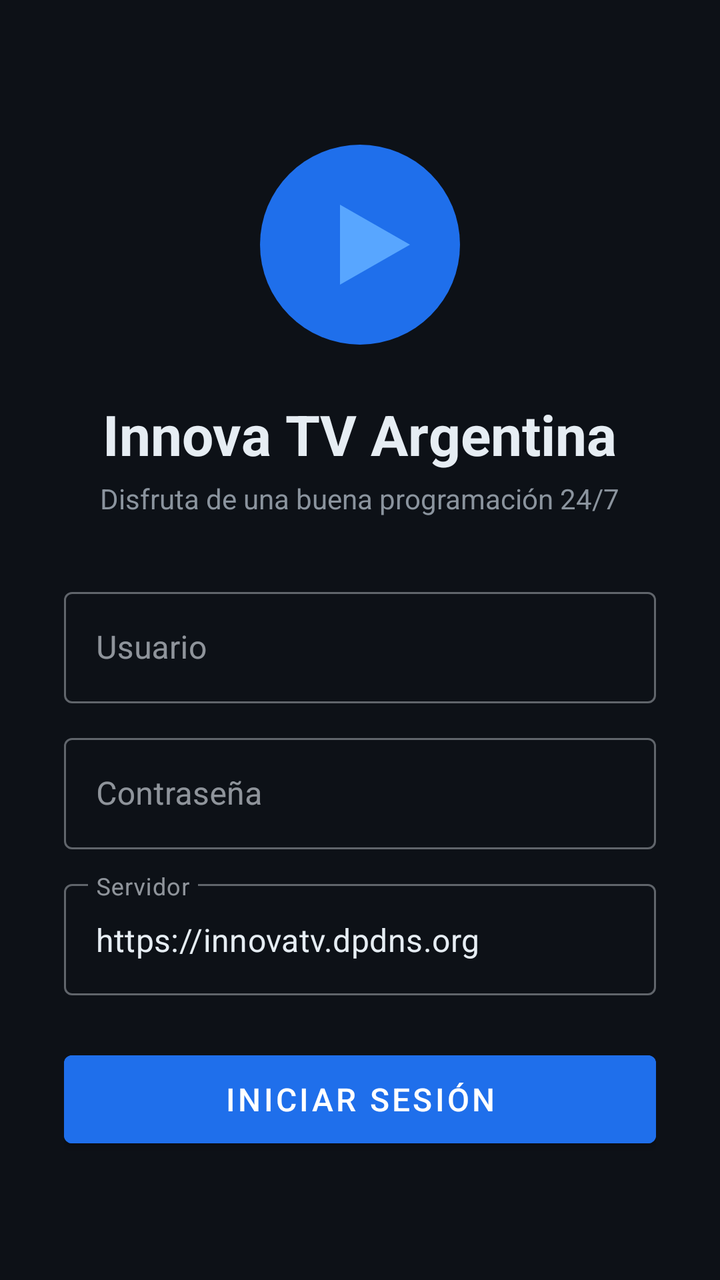
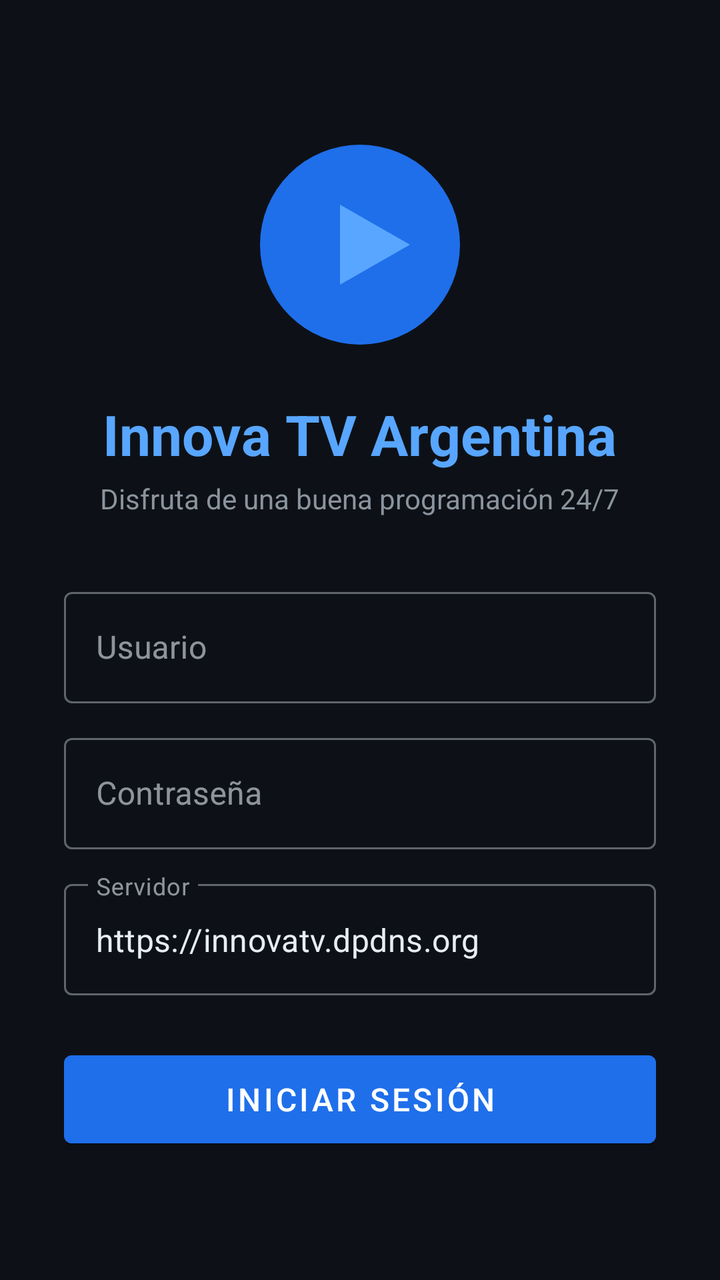

Compare the two renders of this Android layout. The source of the first and the diff that turns it into the second are given below.
<!-- AndroidManifest.xml: activity theme Theme.InnovaTV -->
<!-- res/layout/activity_login.xml -->
<?xml version="1.0" encoding="utf-8"?>
<ScrollView xmlns:android="http://schemas.android.com/apk/res/android"
    android:layout_width="match_parent"
    android:layout_height="match_parent"
    android:background="@color/background"
    android:fillViewport="true">

    <LinearLayout
        android:layout_width="match_parent"
        android:layout_height="wrap_content"
        android:orientation="vertical"
        android:gravity="center"
        android:padding="32dp">

        <ImageView
            android:layout_width="120dp"
            android:layout_height="120dp"
            android:layout_marginBottom="16dp"
            android:src="@drawable/ic_logo"
            android:contentDescription="@string/app_name" />

        <TextView
            android:layout_width="wrap_content"
            android:layout_height="wrap_content"
            android:text="@string/login_title"
            android:textColor="@color/text_primary"
            android:textSize="28sp"
            android:textStyle="bold"
            android:layout_marginBottom="4dp" />

        <TextView
            android:layout_width="wrap_content"
            android:layout_height="wrap_content"
            android:text="@string/login_subtitle"
            android:textColor="@color/text_secondary"
            android:textSize="14sp"
            android:layout_marginBottom="32dp"
            android:gravity="center" />

        <com.google.android.material.textfield.TextInputLayout
            android:layout_width="match_parent"
            android:layout_height="wrap_content"
            android:layout_marginBottom="12dp"
            android:hint="@string/login_usuario"
            style="@style/Widget.MaterialComponents.TextInputLayout.OutlinedBox">

            <com.google.android.material.textfield.TextInputEditText
                android:id="@+id/editUsuario"
                android:layout_width="match_parent"
                android:layout_height="wrap_content"
                android:inputType="text"
                android:textColor="@color/text_primary" />
        </com.google.android.material.textfield.TextInputLayout>

        <com.google.android.material.textfield.TextInputLayout
            android:layout_width="match_parent"
            android:layout_height="wrap_content"
            android:layout_marginBottom="12dp"
            android:hint="@string/login_password"
            style="@style/Widget.MaterialComponents.TextInputLayout.OutlinedBox">

            <com.google.android.material.textfield.TextInputEditText
                android:id="@+id/editPassword"
                android:layout_width="match_parent"
                android:layout_height="wrap_content"
                android:inputType="textPassword"
                android:textColor="@color/text_primary" />
        </com.google.android.material.textfield.TextInputLayout>

        <com.google.android.material.textfield.TextInputLayout
            android:layout_width="match_parent"
            android:layout_height="wrap_content"
            android:layout_marginBottom="24dp"
            android:hint="@string/login_servidor"
            style="@style/Widget.MaterialComponents.TextInputLayout.OutlinedBox">

            <com.google.android.material.textfield.TextInputEditText
                android:id="@+id/editServidor"
                android:layout_width="match_parent"
                android:layout_height="wrap_content"
                android:inputType="textUri"
                android:text="https://innovatv.dpdns.org"
                android:textColor="@color/text_primary" />
        </com.google.android.material.textfield.TextInputLayout>

        <TextView
            android:id="@+id/textError"
            android:layout_width="match_parent"
            android:layout_height="wrap_content"
            android:textColor="@color/error"
            android:textSize="13sp"
            android:gravity="center"
            android:layout_marginBottom="12dp"
            android:visibility="gone" />

        <com.google.android.material.button.MaterialButton
            android:id="@+id/btnLogin"
            android:layout_width="match_parent"
            android:layout_height="56dp"
            android:text="@string/login_boton"
            android:textSize="16sp"
            android:backgroundTint="@color/primary_dark" />

        <ProgressBar
            android:id="@+id/progressLogin"
            android:layout_width="wrap_content"
            android:layout_height="wrap_content"
            android:layout_marginTop="16dp"
            android:visibility="gone" />

    </LinearLayout>
</ScrollView>
<!-- resources referenced by this layout -->
<resources>
  <color name="background">#0D1117</color>
  <color name="error">#F85149</color>
  <color name="primary_dark">#1F6FEB</color>
  <color name="text_primary">#E6EDF3</color>
  <color name="text_secondary">#8B949E</color>
  <!-- drawable ic_logo (drawable) -->
  <?xml version="1.0" encoding="utf-8"?>
  <vector xmlns:android="http://schemas.android.com/apk/res/android"
      android:width="120dp"
      android:height="120dp"
      android:viewportWidth="120"
      android:viewportHeight="120">
  
      <path
          android:fillColor="#1F6FEB"
          android:pathData="M60,60m-50,0a50,50 0,1 1,100 0a50,50 0,1 1,-100 0" />
  
      <path
          android:fillColor="#58A6FF"
          android:pathData="M50,40 L50,80 L85,60 Z" />
  
  </vector>
  <string name="app_name">Innova TV</string>
  <string name="login_boton">Iniciar sesión</string>
  <string name="login_password">Contraseña</string>
  <string name="login_servidor">Servidor</string>
  <string name="login_subtitle">Disfruta de una buena programación 24/7</string>
  <string name="login_title">Innova TV Argentina</string>
  <string name="login_usuario">Usuario</string>
  <style name="Theme.InnovaTV" parent="Theme.MaterialComponents.DayNight.NoActionBar">
          <item name="colorPrimary">@color/primary</item>
          <item name="colorPrimaryDark">@color/primary_dark</item>
          <item name="colorPrimaryVariant">@color/primary_variant</item>
          <item name="colorOnPrimary">@color/white</item>
  
          <item name="android:colorBackground">@color/background</item>
          <item name="colorSurface">@color/surface</item>
          <item name="colorOnSurface">@color/text_primary</item>
  
          <item name="android:textColorPrimary">@color/text_primary</item>
          <item name="android:textColorSecondary">@color/text_secondary</item>
  
          <item name="android:statusBarColor">@color/background</item>
          <item name="android:navigationBarColor">@color/background</item>
          <item name="android:windowLightStatusBar" tools:targetApi="m">false</item>
      </style>
  <color name="primary">#58A6FF</color>
  <color name="primary_variant">#388BFD</color>
  <color name="white">#FFFFFF</color>
  <color name="surface">#161B22</color>
</resources>

<!-- the commit's change to res/layout/activity_login.xml (unified diff, before → after) -->
@@ -20,15 +20,17 @@
             android:contentDescription="@string/app_name" />
 
         <TextView
+            android:id="@+id/textTitulo"
             android:layout_width="wrap_content"
             android:layout_height="wrap_content"
             android:text="@string/login_title"
-            android:textColor="@color/text_primary"
+            android:textColor="@color/primary"
             android:textSize="28sp"
             android:textStyle="bold"
             android:layout_marginBottom="4dp" />
 
         <TextView
+            android:id="@+id/textEslogan"
             android:layout_width="wrap_content"
             android:layout_height="wrap_content"
             android:text="@string/login_subtitle"
<!-- resource entries referenced after the edit -->
@@ -2,6 +2,7 @@
 <resources>
   <color name="background">#0D1117</color>
   <color name="error">#F85149</color>
+  <color name="primary">#58A6FF</color>
   <color name="primary_dark">#1F6FEB</color>
   <color name="text_primary">#E6EDF3</color>
   <color name="text_secondary">#8B949E</color>
@@ -46,7 +47,6 @@
           <item name="android:navigationBarColor">@color/background</item>
           <item name="android:windowLightStatusBar" tools:targetApi="m">false</item>
       </style>
-  <color name="primary">#58A6FF</color>
   <color name="primary_variant">#388BFD</color>
   <color name="white">#FFFFFF</color>
   <color name="surface">#161B22</color>
